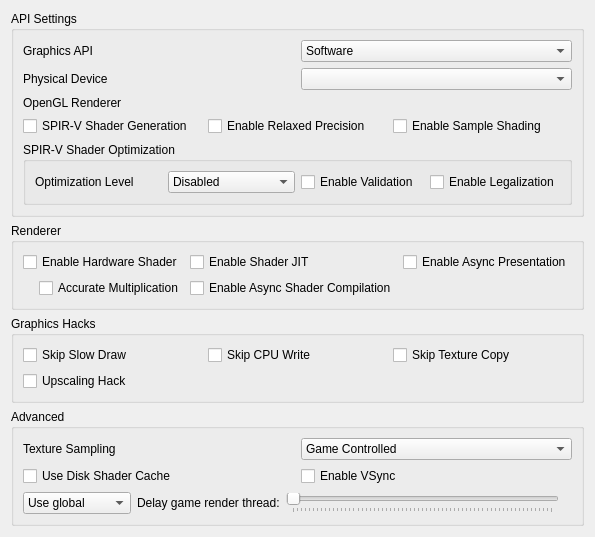
The window that src/citra_qt/configuration/configure_graphics.ui (yeager/Borked3DS) describes before a commit, drawn with Qt 5.
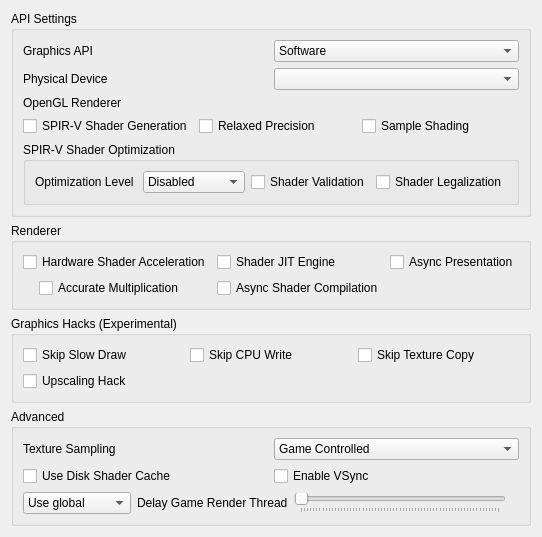
The same window after the commit.

Diff of the .ui file:
```diff
--- a/src/citra_qt/configuration/configure_graphics.ui
+++ b/src/citra_qt/configuration/configure_graphics.ui
@@ -144,7 +144,7 @@
            <string>&lt;html&gt;&lt;head/&gt;&lt;body&gt;&lt;p&gt;Optimizes shader code by allowing certain floating-point operations to use reduced precision. Can improve performance by reducing memory bandwidth and computational requirements. May cause issues on certain GPUs.&lt;/p&gt;&lt;/body&gt;&lt;/html&gt;</string>
           </property>
           <property name="text">
-           <string>Enable Relaxed Precision</string>
+           <string>Relaxed Precision</string>
           </property>
          </widget>
         </item>
@@ -154,7 +154,7 @@
            <string>&lt;html&gt;&lt;head/&gt;&lt;body&gt;&lt;p&gt;Enables a Vulkan extension that may improve the rendering quality, at the cost of some performance.&lt;/p&gt;&lt;p&gt;Requires a relatively powerful GPU for better performance.&lt;/p&gt;&lt;/body&gt;&lt;/html&gt;</string>
           </property>
           <property name="text">
-           <string>Enable Sample Shading</string>
+           <string>Sample Shading</string>
           </property>
          </widget>
         </item>
@@ -213,7 +213,7 @@
               <string>&lt;html&gt;&lt;head/&gt;&lt;body&gt;&lt;p&gt;Activate SPIR-V output validation. The validator checks validation rules described by the SPIR-V specification.&lt;/p&gt;&lt;p&gt;Ensures that outputs are valid and protects from bad inputs. Useful for debugging.&lt;/p&gt;&lt;/body&gt;&lt;/html&gt;</string>
              </property>
              <property name="text">
-              <string>Enable Validation</string>
+              <string>Shader Validation</string>
              </property>
             </widget>
            </item>
@@ -223,7 +223,7 @@
               <string>&lt;html&gt;&lt;head/&gt;&lt;body&gt;&lt;p&gt;Activate SPIR-V output legalization. Legalizes the SPIR-V code for Vulkan. Primarily used for HLSL shaders.&lt;/p&gt;&lt;/body&gt;&lt;/html&gt;</string>
              </property>
              <property name="text">
-              <string>Enable Legalization</string>
+              <string>Shader Legalization</string>
              </property>
             </widget>
            </item>
@@ -262,7 +262,7 @@
             <string>&lt;html&gt;&lt;head/&gt;&lt;body&gt;&lt;p&gt;Use the selected graphics API to accelerate shader emulation.&lt;/p&gt;&lt;p&gt;Requires a relatively powerful GPU for better performance.&lt;/p&gt;&lt;/body&gt;&lt;/html&gt;</string>
            </property>
            <property name="text">
-            <string>Enable Hardware Shader</string>
+            <string>Hardware Shader Acceleration</string>
            </property>
           </widget>
          </item>
@@ -300,7 +300,7 @@
             <string>&lt;html&gt;&lt;head/&gt;&lt;body&gt;&lt;p&gt;Use the JIT engine instead of the interpreter for software shader emulation. &lt;/p&gt;&lt;p&gt;Enable this for better performance.&lt;/p&gt;&lt;/body&gt;&lt;/html&gt;</string>
            </property>
            <property name="text">
-            <string>Enable Shader JIT</string>
+            <string>Shader JIT Engine</string>
            </property>
           </widget>
          </item>
@@ -310,7 +310,7 @@
             <string>&lt;html&gt;&lt;head/&gt;&lt;body&gt;&lt;p&gt;Compile shaders using background threads to avoid shader compilation stutter. Expect temporary graphical glitches.&lt;/p&gt;&lt;/body&gt;&lt;/html&gt;</string>
            </property>
            <property name="text">
-            <string>Enable Async Shader Compilation</string>
+            <string>Async Shader Compilation</string>
            </property>
           </widget>
          </item>
@@ -320,7 +320,7 @@
             <string>&lt;html&gt;&lt;head/&gt;&lt;body&gt;&lt;p&gt;Perform presentation on separate threads. Improves performance when using Vulkan in most games.&lt;/p&gt;&lt;/body&gt;&lt;/html&gt;</string>
            </property>
            <property name="text">
-            <string>Enable Async Presentation</string>
+            <string>Async Presentation</string>
            </property>
           </widget>
          </item>
@@ -333,7 +333,7 @@
    <item>
     <widget class="QGroupBox" name="tweaksBox">
      <property name="title">
-      <string>Graphics Hacks</string>
+      <string>Graphics Hacks (Experimental)</string>
      </property>
      <layout class="QVBoxLayout" name="verticalLayout_6">
       <item>
@@ -506,7 +506,7 @@
             <item>
               <widget class="QLabel" name="label_delay_render">
                 <property name="text">
-                  <string>Delay game render thread:</string>
+                  <string>Delay Game Render Thread</string>
                 </property>
                 <property name="toolTip">
                   <string>&lt;html&gt;&lt;head/&gt;&lt;body&gt;&lt;p&gt;Delays the emulated game render thread the specified amount of milliseconds every time it submits render commands to the GPU.&lt;/p&gt;&lt;p&gt;Adjust this feature in the (very few) dynamic-fps games to fix performance issues.&lt;/p&gt;&lt;/body&gt;&lt;/html&gt;</string>
```
Left out of the diff: 7 changed lines with no effect on the pictures.
